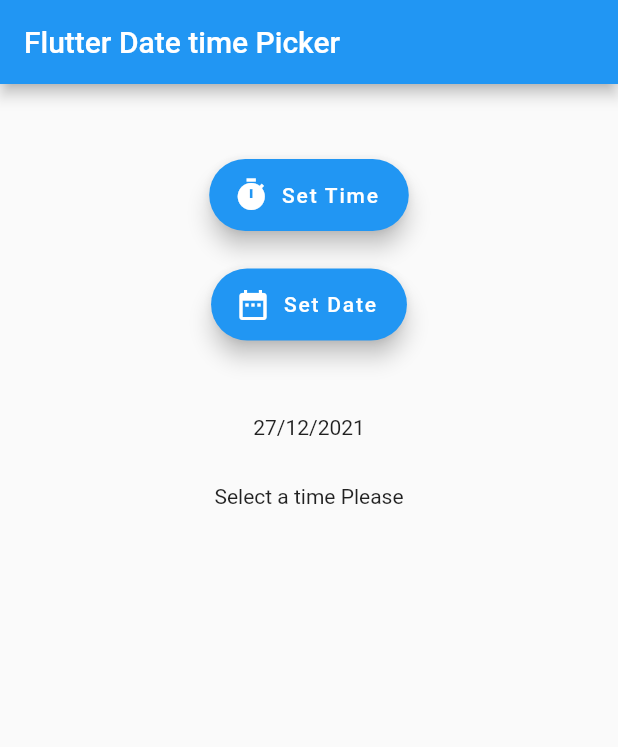
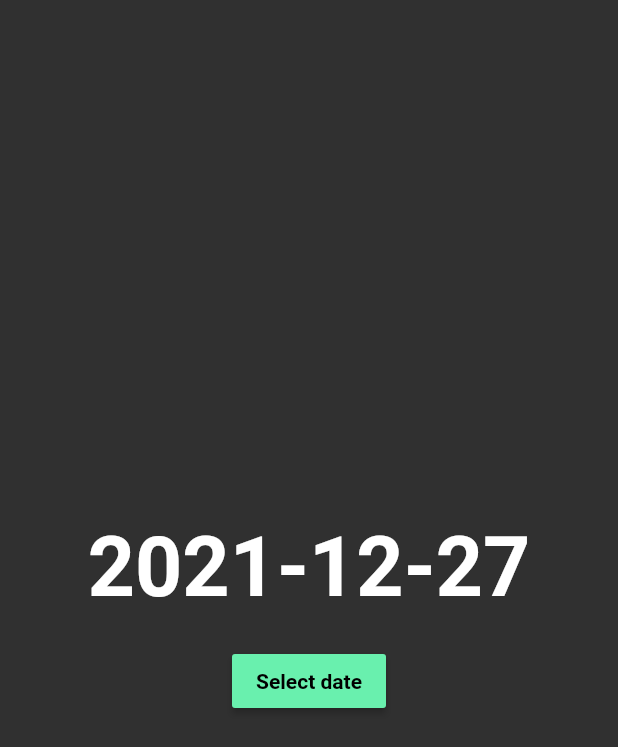
Before and after one commit to kaushikgodhani/Vocsy-DatePicker, a Flutter app: the screen it shows after launch, on a phone screen of 412 x 824 dp. Shown: the top 747 px of the screen. Run offline on Flutter 3.47's test engine with Material 2 defaults, Android fonts, the phone set to English and light mode, and no system bars.

Commit message:
new picker

```diff
--- a/lib/main.dart
+++ b/lib/main.dart
@@ -1,100 +1,137 @@
+import 'package:flutter/cupertino.dart';
 import 'package:flutter/material.dart';
-import 'package:flutter_datetime_picker/flutter_datetime_picker.dart';
-import 'package:intl/intl.dart';
 
-void main() => runApp(MyApp());
+void main() {
+  runApp(MyApp());
+}
 
 class MyApp extends StatelessWidget {
-  // This widget is the root of your application.
   @override
   Widget build(BuildContext context) {
     return MaterialApp(
       title: 'Flutter Demo',
-      theme: ThemeData(
-        primarySwatch: Colors.blue,
-      ),
-      home: MyHomePage(),
+      theme: ThemeData(primarySwatch: Colors.blue, brightness: Brightness.dark),
+      home: DatePickerDemo(),
     );
   }
 }
 
-class MyHomePage extends StatefulWidget {
+class DatePickerDemo extends StatefulWidget {
   @override
-  _MyHomePageState createState() => _MyHomePageState();
+  _DatePickerDemoState createState() => _DatePickerDemoState();
 }
 
-class _MyHomePageState extends State<MyHomePage> {
-  var pickeddate;
-  var pickedtime;
+class _DatePickerDemoState extends State<DatePickerDemo> {
+  /// Which holds the selected date
+  /// Defaults to today's date.
+  DateTime selectedDate = DateTime.now();
+
+  /// This decides which day will be enabled
+  /// This will be called every time while displaying day in calender.
+  bool _decideWhichDayToEnable(DateTime day) {
+    if ((day.isAfter(DateTime.now().subtract(Duration(days: 1))) &&
+        day.isBefore(DateTime.now().add(Duration(days: 10))))) {
+      return true;
+    }
+    return false;
+  }
+
+  _selectDate(BuildContext context) {
+    final ThemeData theme = Theme.of(context);
+    assert(theme.platform != null);
+    switch (theme.platform) {
+      case TargetPlatform.android:
+      case TargetPlatform.fuchsia:
+      case TargetPlatform.linux:
+      case TargetPlatform.windows:
+        return buildMaterialDatePicker(context);
+      case TargetPlatform.iOS:
+      case TargetPlatform.macOS:
+        return buildCupertinoDatePicker(context);
+    }
+  }
+
   @override
   Widget build(BuildContext context) {
     return Scaffold(
-        appBar: AppBar(
-          title: Text("Flutter Date time Picker"),
-        ),
       body: Center(
         child: Column(
-            crossAxisAlignment: CrossAxisAlignment.center,
+          mainAxisSize: MainAxisSize.min,
           children: <Widget>[
-              SizedBox(
-                height: 50.0,
+            new GestureDetector(
+              onTap: () => _selectDate(context),
+              child: Text(
+                "${selectedDate.toLocal()}".split(' ')[0],
+                style: TextStyle(fontSize: 55, fontWeight: FontWeight.bold),
               ),
-              FloatingActionButton.extended(
-                onPressed: () {
-                  DatePicker.showTime12hPicker(context,
-                      showTitleActions: true,
-                      currentTime: DateTime.now(), onConfirm: (time) {
-                    setState(() {
-                      pickedtime =
-                          "Picked time is : ${time.hour} : ${time.minute} : ${time.second}";
-                    });
-                  });
-                },
-                label: Text("Set Time"),
-                icon: Icon(Icons.timer),
             ),
             SizedBox(
-                height: 25,
+              height: 20.0,
             ),
-              FloatingActionButton.extended(
-                onPressed: () {
-                  DatePicker.showDatePicker(context,
-                      showTitleActions: true,
-                      minTime: DateTime(2018, 3, 5),
-                      maxTime: DateTime(2026, 6, 7), onChanged: (date) {
-                    print('change $date');
-                    setState(() {
-                      pickeddate = "${date.day}";
-                    });
-                  }, onConfirm: (date) {
-                    print('confirm $date');
-                    setState(() {
-                      pickeddate =
-                          "Picked Date is : ${date.day}/${date.month}/${date.year}";
-                    });
-                  }, currentTime: DateTime.now(), locale: LocaleType.en);
-                },
-                label: Text("Set Date"),
-                icon: Icon(Icons.date_range),
+            RaisedButton(
+              onPressed: () => _selectDate(context),
+              child: Text(
+                'Select date',
+                style:
+                    TextStyle(color: Colors.black, fontWeight: FontWeight.bold),
               ),
-              SizedBox(
-                height: 50,
-              ),
-              Container(
-                child: (pickeddate == null)
-                    ? Text("${DateFormat('dd/MM/yyyy').format(DateTime.now())}")
-                    : Text("$pickeddate"),
-              ),
-              SizedBox(
-                height: 30,
-              ),
-              Container(
-                child: (pickedtime == null)
-                    ? Text("Select a time Please")
-                    : Text("$pickedtime"),
+              color: Colors.greenAccent,
             ),
           ],
         ),
-        ));
+      ),
+    );
+  }
+
+  buildCupertinoDatePicker(BuildContext context) {
+    showModalBottomSheet(
+        context: context,
+        builder: (BuildContext builder) {
+          return Container(
+            height: MediaQuery.of(context).copyWith().size.height / 3,
+            color: Colors.white,
+            child: CupertinoDatePicker(
+              mode: CupertinoDatePickerMode.date,
+              onDateTimeChanged: (picked) {
+                if (picked != null && picked != selectedDate)
+                  setState(() {
+                    selectedDate = picked;
+                  });
+              },
+              initialDateTime: selectedDate,
+              minimumYear: 2000,
+              maximumYear: 2025,
+            ),
+          );
+        });
+  }
+
+  buildMaterialDatePicker(BuildContext context) async {
+    final DateTime picked = await showDatePicker(
+      context: context,
+      initialDate: selectedDate,
+      firstDate: DateTime(2000),
+      lastDate: DateTime(2025),
+      initialEntryMode: DatePickerEntryMode.calendar,
+      initialDatePickerMode: DatePickerMode.day,
+      selectableDayPredicate: _decideWhichDayToEnable,
+      helpText: 'Select booking date',
+      cancelText: 'Not now',
+      confirmText: 'Book',
+      errorFormatText: 'Enter valid date',
+      errorInvalidText: 'Enter date in valid range',
+      fieldLabelText: 'Booking date',
+      fieldHintText: 'Month/Date/Year',
+      builder: (context, child2) {
+        return Theme(
+          data: ThemeData.light(),
+          child: child2,
+        );
+      },
+    );
+    if (picked != null && picked != selectedDate)
+      setState(() {
+        selectedDate = picked;
+      });
   }
 }
--- a/pubspec.yaml
+++ b/pubspec.yaml
@@ -18,7 +18,7 @@ publish_to: 'none' # Remove this line if you wish to publish to pub.dev
 version: 1.0.0+1
 
 environment:
-  sdk: ">=2.12.0 <3.0.0"
+  sdk: ">=2.9.2 <3.0.0"
 
 # Dependencies specify other packages that your package needs in order to work.
 # To automatically upgrade your package dependencies to the latest versions
```
Lines whose indentation alone changed are shown as unchanged.
